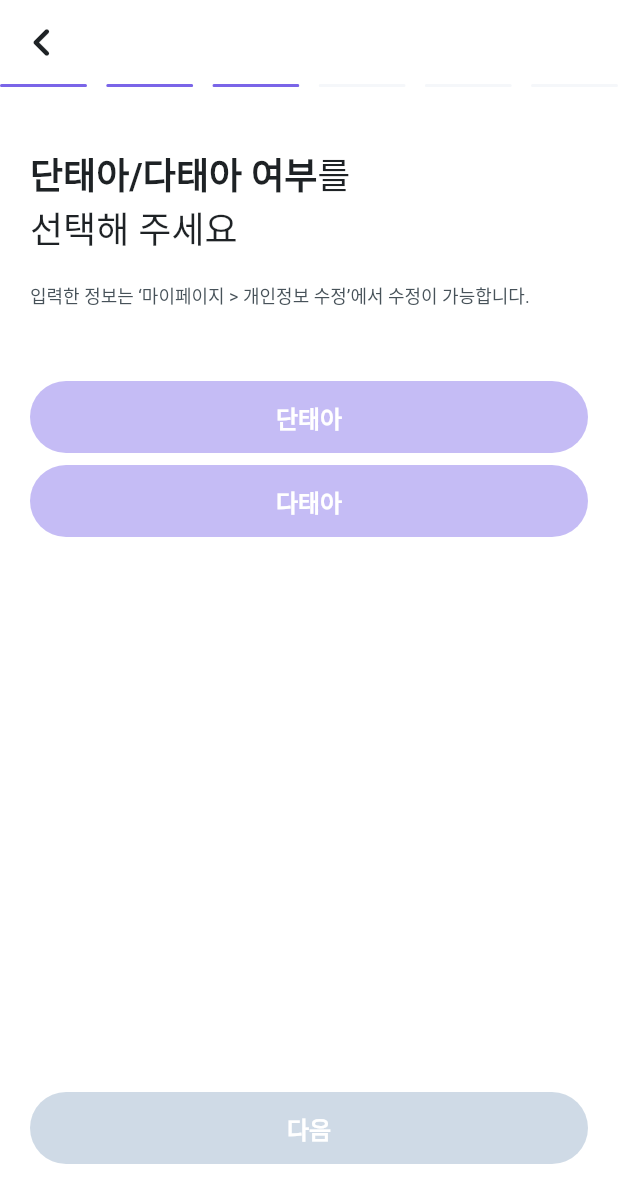
After one commit to jeong-u-jeong/orot_step, a Flutter app: the Step3Page screen opened directly, on a phone screen of 412 x 824 dp. The commit adds this screen. Shown: the top 1203 px of the screen. Run offline on Flutter 3.47's test engine with Material 2 defaults, Android fonts, the phone set to English and light mode, and no system bars; our stand-ins replace flutter_svg.

Commit message:
스텝2, 스텝3 페이지

```diff
--- a/lib/global_asset/global_style.dart
+++ b/lib/global_asset/global_style.dart
@@ -1,14 +1,15 @@
 import 'package:flutter/material.dart';
 
 class GlobalStyle {
+  static const Color transparent = Color(0xff00000000);
   static const Color white = Color(0xffffffff);
-  static const Color transparent = Color(0xff00000000);
+  static const Color purple_on = Color(0xff7a65e8);
+  static const Color purple_off = Color(0xffc5bcf5);
+  static const Color gray = Color(0xffadbdcc);
+  static const Color light_gray = Color(0xfff5f7fa);
+  static const Color gray_off = Color(0xffcfdae6);
   static const Color dark = Color(0xff1e2225);
   static const Color light_dark = Color(0xff475259);
-  static const Color purple_on = Color(0xff7a65e8);
-  static const Color purple_off = Color(0xffc5bcf5);
-  static const Color gray_off = Color(0xffcfdae6);
-  static const Color light_gray = Color(0xfff5f7fa);
 }
 
 
@@ -46,3 +47,5 @@ class wideBtn extends StatelessWidget {
     );
   }
 }
+
+final List<int> steps = [1, 2, 3, 4, 5, 6];
--- a/lib/main.dart
+++ b/lib/main.dart
@@ -1,5 +1,7 @@
 import 'package:flutter/material.dart';
+import 'package:join_page/global_asset/global_style.dart';
 import 'package:join_page/ui/page/step2_page.dart';
+import 'package:join_page/ui/page/step3_page.dart';
 import 'package:join_page/ui/page/terms_page.dart';
 
 void main() {
--- /dev/null
+++ b/lib/ui/page/step3_page.dart
@@ -0,0 +1,216 @@
+import 'package:flutter/material.dart';
+import 'package:join_page/global_asset/global_style.dart';
+import 'package:flutter_svg/svg.dart';
+
+class Step3Page extends StatefulWidget {
+  const Step3Page({Key? key}) : super(key: key);
+
+  @override
+  State<Step3Page> createState() => _Step3PageState();
+}
+
+class _Step3PageState extends State<Step3Page> {
+  bool single = false;
+  bool multiple = false;
+  bool count = false;
+  bool alert = false;
+
+  @override
+  Widget build(BuildContext context) {
+    return Scaffold(
+        backgroundColor: GlobalStyle.white,
+        appBar: AppBar(
+          backgroundColor: GlobalStyle.white,
+          shadowColor: GlobalStyle.transparent,
+          leading: GestureDetector(
+              onTap: () {
+                Navigator.pop(context);
+              },
+              child: Icon(
+                Icons.chevron_left_rounded,
+                color: GlobalStyle.dark,
+                size: 38,
+              )),
+        ),
+        body: Column(
+          mainAxisAlignment: MainAxisAlignment.spaceBetween,
+          children: [
+            Column(
+              crossAxisAlignment: CrossAxisAlignment.start,
+              children: [
+                Row(
+                  mainAxisAlignment: MainAxisAlignment.spaceBetween,
+                  children: [
+                    for (var step in steps)
+                      SvgPicture.asset(
+                        step <= 3
+                            ? 'image/svg/step_bar_on.svg'
+                            : 'image/svg/step_bar_off.svg',
+                      )
+                  ],
+                ),
+                Padding(
+                  padding: EdgeInsets.only(left: 20, top: 40),
+                  child: Column(
+                    crossAxisAlignment: CrossAxisAlignment.start,
+                    children: [
+                      RichText(
+                        text: TextSpan(
+                            text: '단태아/다태아 여부',
+                            style: TextStyle(
+                                fontSize: 24,
+                                color: GlobalStyle.dark,
+                                fontWeight: FontWeight.w700),
+                            children: [
+                              TextSpan(
+                                  text: '를',
+                                  style:
+                                  TextStyle(fontWeight: FontWeight.normal))
+                            ]),
+                      ),
+                      Text(
+                        '선택해 주세요',
+                        style: TextStyle(
+                          fontSize: 24,
+                          color: GlobalStyle.dark,
+                        ),
+                      ),
+                      Container(
+                        height: 18,
+                      ),
+                      Text(
+                        '입력한 정보는 ‘마이페이지 > 개인정보 수정’에서 수정이 가능합니다.',
+                        style: TextStyle(
+                            color: GlobalStyle.light_dark, fontSize: 12),
+                      )
+                    ],
+                  ),
+                ),
+                Container(
+                  height: 48,
+                ),
+                Column(
+                  children: [
+                    GestureDetector(
+                      onTap: () {
+                        setState(() {
+                          if (single == false) {
+                            single = true;
+                            multiple = false;
+                          }
+                        });
+                      },
+                      child: wideBtn(
+                        txt: '단태아',
+                        color: (single == true) ? GlobalStyle.purple_on : GlobalStyle.purple_off,
+                        bottom: 8,
+                      ),
+                    ),
+                    GestureDetector(
+                      onTap: () {
+                        setState(() {
+                          if (multiple == false) {
+                            multiple = true;
+                            single = false;
+                          }
+                        });
+                      },
+                      child: wideBtn(
+                        txt: '다태아',
+                        color: (multiple == true) ? GlobalStyle.purple_on : GlobalStyle.purple_off,
+                        bottom: 8,
+                      ),
+                    ),
+                    if (multiple == true)
+                    Container(
+                      margin: EdgeInsets.symmetric(horizontal: 20),
+                      width: double.infinity,
+                      height: 48,
+                      decoration: BoxDecoration(
+                        color: GlobalStyle.light_gray,
+                        borderRadius: BorderRadius.circular(24),
+                      ),
+                      child: Row(
+                        mainAxisAlignment: MainAxisAlignment.spaceBetween,
+                        children: [
+                          Container(
+                            width: 48,
+                            height: 48,
+                            child: SvgPicture.asset('image/svg/ic_ma_minus.svg',
+                            ),
+                          ),
+                          Text('0명',
+                            style: TextStyle(
+                              color: GlobalStyle.gray
+                            ),
+                          ),
+                          Container(
+                            width: 48,
+                            height: 48,
+                            child: SvgPicture.asset('image/svg/ic_ma_plus.svg',
+                            ),
+                          ),
+                        ],
+                      ),
+                    )
+                  ],
+                )
+              ],
+            ),
+            Column(
+              children: [
+                Container(
+                  child: AnimatedOpacity(
+                    opacity: alert ? 0.8 : 0.0,
+                    duration: Duration(milliseconds: 1200),
+                    onEnd: () => setState(() {
+                      if(alert == true){
+                        alert = !alert;
+                      }
+                    }),
+                    child: Container(
+                      margin: EdgeInsets.only(bottom: 16),
+                      width: 236,
+                      height: 34,
+                      decoration: BoxDecoration(
+                        color: GlobalStyle.light_dark,
+                        borderRadius: BorderRadius.circular(17)
+                      ),
+                      child: Padding(
+                        padding: const EdgeInsets.symmetric(horizontal: 14),
+                        child: Row(
+                          mainAxisAlignment: MainAxisAlignment.spaceBetween,
+                          children: [
+                            SvgPicture.asset('image/svg/ic_snack_caution.svg'),
+                            Text('다태아의 명수를 입력해 주세요.',
+                              style: TextStyle(
+                                color: GlobalStyle.white
+                              ),
+                            )
+                          ],
+                        ),
+                      ),
+                    ),
+                  ),
+                ),
+                GestureDetector(
+                  onTap: () {
+                    setState(() {
+                      if (multiple == true) {
+                        if (count == false) {
+                          setState(() {
+                            alert = true;
+                          });
+                        }
+                      }
+                    });
+                  },
+                  child:
+                  wideBtn(txt: '다음', color: (single || count) ? GlobalStyle.purple_on : GlobalStyle.gray_off, bottom: 48),
+                ),
+              ],
+            )
+          ],
+        ));
+  }
+}
```
Also changed, not shown: lib/ui/page/step2_page.dart (+39 -64 lines), lib/ui/page/terms_page.dart (+43 -40 lines).
